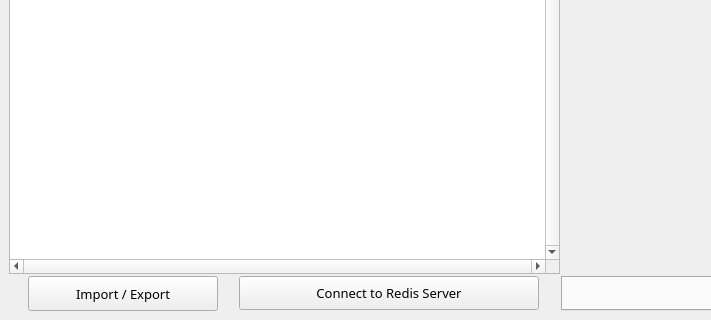
Qt form src/app/forms/main.ui (RedisInsight/RedisDesktopManager) before a commit; both pictures show x 0 to 711 and y 430 to 750 of the 1190 by 750 pixel window.
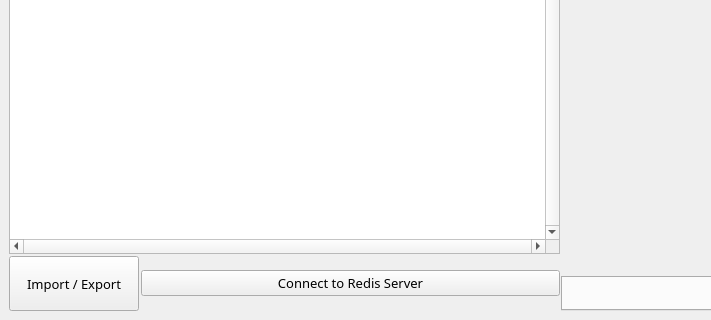
The same form after that commit. Icons and pictures are not drawn. Custom widgets are drawn as their Qt base class.

Diff of the .ui file:
```diff
--- a/src/app/forms/main.ui
+++ b/src/app/forms/main.ui
@@ -145,7 +145,7 @@
            <enum>QLayout::SetMinimumSize</enum>
           </property>
           <item>
-           <widget class="QToolButton" name="pbImportConnections">
+           <widget class="QPushButton" name="pbImportConnections">
             <property name="sizePolicy">
              <sizepolicy hsizetype="Fixed" vsizetype="Fixed">
               <horstretch>0</horstretch>
@@ -155,13 +155,13 @@
             <property name="minimumSize">
              <size>
               <width>130</width>
-              <height>35</height>
+              <height>55</height>
              </size>
             </property>
             <property name="maximumSize">
              <size>
               <width>190</width>
-              <height>35</height>
+              <height>100</height>
              </size>
             </property>
             <property name="baseSize">
@@ -183,57 +183,22 @@
              <iconset resource="../../resources/rdm.qrc">
               <normaloff>:/images/menu.png</normaloff>:/images/menu.png</iconset>
             </property>
-            <property name="popupMode">
-             <enum>QToolButton::InstantPopup</enum>
-            </property>
-            <property name="toolButtonStyle">
-             <enum>Qt::ToolButtonTextBesideIcon</enum>
-            </property>
-            <property name="autoRaise">
-             <bool>false</bool>
-            </property>
            </widget>
           </item>
           <item>
-           <widget class="QToolButton" name="pbAddServer">
+           <widget class="QPushButton" name="pbAddServer">
             <property name="sizePolicy">
-             <sizepolicy hsizetype="MinimumExpanding" vsizetype="Fixed">
+             <sizepolicy hsizetype="Expanding" vsizetype="Fixed">
               <horstretch>0</horstretch>
               <verstretch>0</verstretch>
              </sizepolicy>
             </property>
-            <property name="minimumSize">
-             <size>
-              <width>140</width>
-              <height>34</height>
-             </size>
-            </property>
-            <property name="maximumSize">
-             <size>
-              <width>300</width>
-              <height>16777215</height>
-             </size>
-            </property>
-            <property name="baseSize">
-             <size>
-              <width>140</width>
-              <height>35</height>
-             </size>
-            </property>
             <property name="font">
              <font>
               <family>open-sans,ubuntu,sans-serif</family>
               <pointsize>10</pointsize>
              </font>
             </property>
-            <property name="layoutDirection">
-             <enum>Qt::LeftToRight</enum>
-            </property>
-            <property name="styleSheet">
-             <string notr="true">padding-left: 50px;
-
-</string>
-            </property>
             <property name="text">
              <string>Connect to Redis Server</string>
             </property>
@@ -241,8 +206,11 @@
              <iconset resource="../../resources/rdm.qrc">
               <normaloff>:/images/add.png</normaloff>:/images/add.png</iconset>
             </property>
-            <property name="toolButtonStyle">
-             <enum>Qt::ToolButtonTextBesideIcon</enum>
+            <property name="autoDefault">
+             <bool>false</bool>
+            </property>
+            <property name="flat">
+             <bool>false</bool>
             </property>
            </widget>
           </item>
```
Left out of the diff: 2 changed lines with no effect on the pictures.
